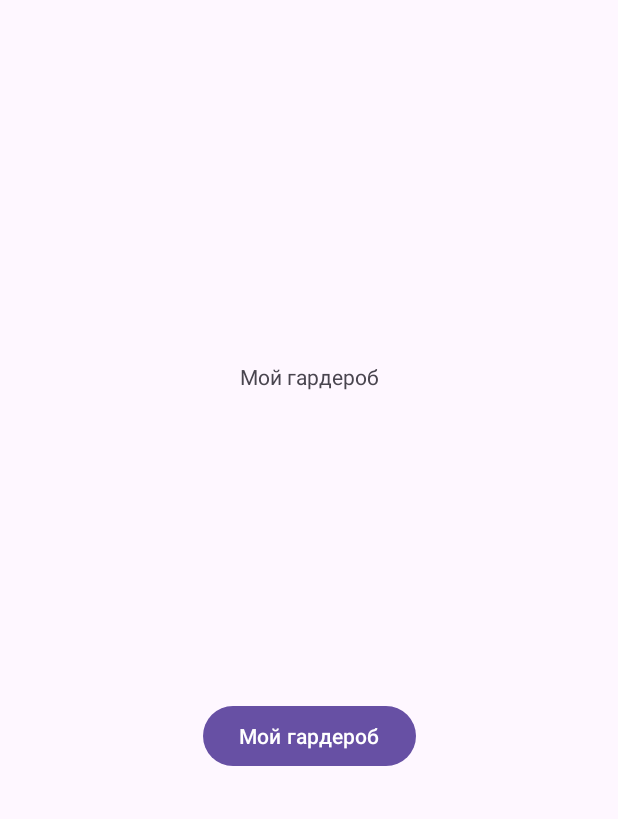
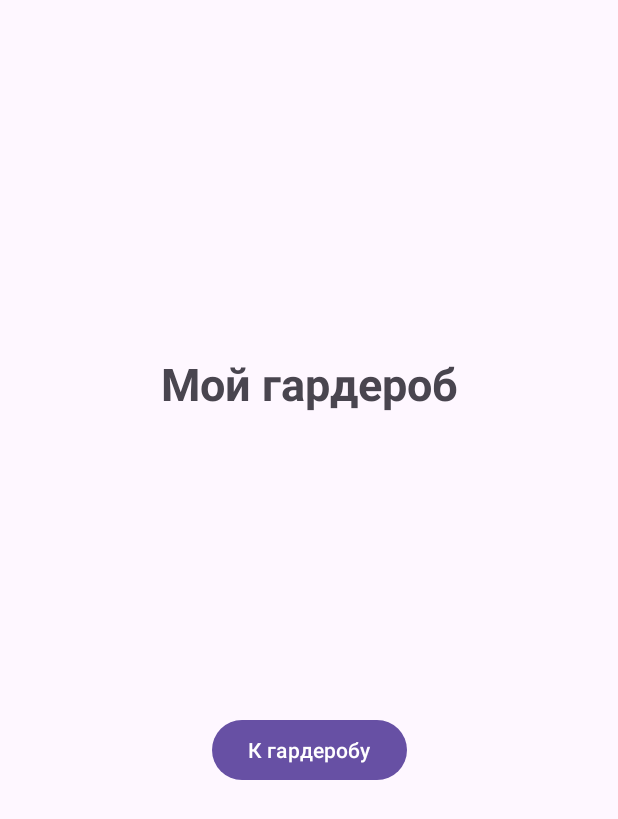
Before and after one commit to maks2001916/MyWardrobe, an Android app: the screen it shows after launch (MainActivity), on a phone screen of 412 x 824 dp. Shown: the top 819 px of the screen. Run offline under Robolectric (Android 15) with nearby library versions, the phone set to English and light mode, and no system bars.

Commit message:
Т.з. выполнено

```diff
--- a/app/src/main/res/layout/activity_main.xml
+++ b/app/src/main/res/layout/activity_main.xml
@@ -12,6 +12,8 @@
         android:layout_width="wrap_content"
         android:layout_height="wrap_content"
         android:text="@string/app_name_ru"
+        android:textSize="30sp"
+        android:textStyle="bold"
         app:layout_constraintBottom_toBottomOf="parent"
         app:layout_constraintEnd_toEndOf="parent"
         app:layout_constraintStart_toStartOf="parent"
@@ -22,7 +24,7 @@
         android:id="@+id/startBTN"
         android:layout_width="wrap_content"
         android:layout_height="wrap_content"
-        android:text="@string/app_name_ru"
+        android:text="@string/start"
         app:layout_constraintBottom_toBottomOf="parent"
         app:layout_constraintEnd_toEndOf="parent"
         app:layout_constraintStart_toStartOf="parent"
--- a/app/src/main/res/layout/activity_my_wardrobe.xml
+++ b/app/src/main/res/layout/activity_my_wardrobe.xml
@@ -12,7 +12,8 @@
         android:id="@+id/toolbarMyWardrobeTB"
         app:title="@string/app_name_ru"
         android:layout_width="match_parent"
-        android:layout_height="wrap_content"/>
+        android:layout_height="wrap_content"
+        android:layout_marginTop="20dp"/>
 
     <androidx.recyclerview.widget.RecyclerView
         android:id="@+id/listRV"
--- a/app/src/main/res/values/strings.xml
+++ b/app/src/main/res/values/strings.xml
@@ -23,7 +23,7 @@
     <string name="sleeveless_vest_description">Легкая безрукавка для весны</string>
     <string name="slippers">Тапочки</string>
     <string name="slippers_description">Уютные тапочки для пляжа</string>
-    <string name="sneakers">sneakers</string>
+    <string name="sneakers">Кроссовки</string>
     <string name="sneakers_description">Стильные кроссовки для спорта</string>
     <string name="socks">Носки</string>
     <string name="socks_description">Мягкие носки для ежедневной носки</string>
@@ -43,4 +43,6 @@
     <string name="watch_description">Элегантные часы для любого наряда</string>
     <string name="windbreaker">Ветровка</string>
     <string name="windbreaker_description">Легкая ветровка для дождливой погоды</string>
+    <string name="exit">Выход</string>
+    <string name="start">К гардеробу</string>
 </resources>
```
Also changed, not shown: app/src/main/java/com/example/mywardrobe/MyWardrobeActivity.kt (+14 -0 lines), app/src/main/res/menu/wardrobe_menu.xml (added, +12 -0 lines).
